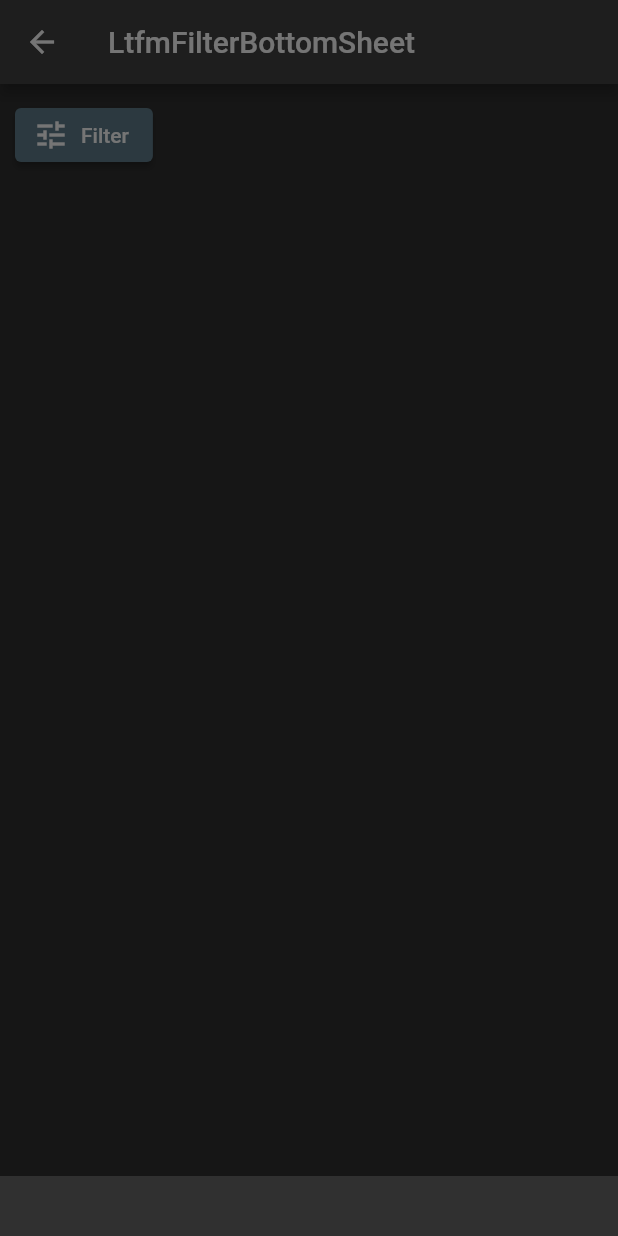
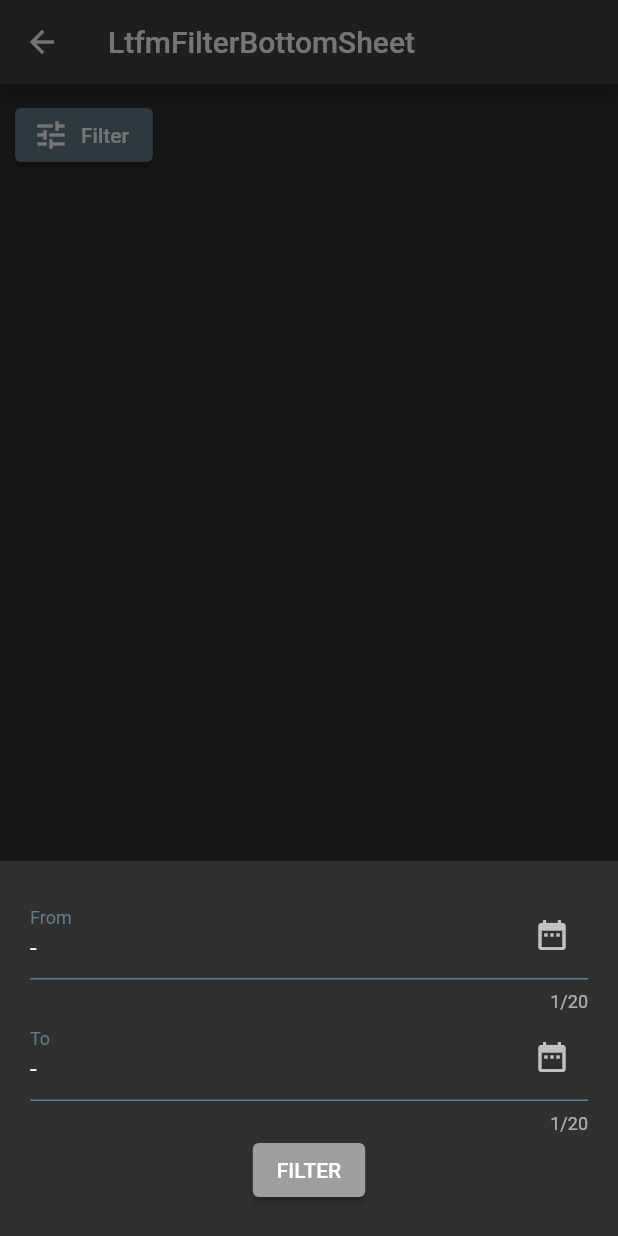
Before and after one commit to lie16/fic_exercises, a Flutter app: the LtfmFilterBottomSheetView screen opened directly, after a tap on "Filter", on a phone screen of 412 x 824 dp. Run offline on Flutter 3.47's test engine with Material 2 defaults, Android fonts, the phone set to English and light mode, and no system bars; our stand-ins replace blur, cached_network_image, carousel_slider, dio, file_picker, flutter_image_compress and 7 more; missing offline and left inert: file_picker_cross.

Commit message:
filter bottom sheet done

```diff
--- a/lib/module/tutorial/latihan/ltfm_filter_bottom_sheet/view/ltfm_filter_bottom_sheet_view.dart
+++ b/lib/module/tutorial/latihan/ltfm_filter_bottom_sheet/view/ltfm_filter_bottom_sheet_view.dart
@@ -35,12 +35,31 @@ class LtfmFilterBottomSheetView extends StatefulWidget {
                               width: MediaQuery.of(context).size.width,
                               child: Column(
                                 mainAxisAlignment: MainAxisAlignment.center,
-                                children: const <Widget>[
+                                children: <Widget>[
                                   //! 1. Buat datepicker:
                                   //? datepicker: "From"
                                   //? datepicker: "To"
                                   //! 2. Buat tombol dengan label "FILTER"
                                   //! 3. Ketika di klik, panggil Navigator.pop(context)
+                                  QDatePicker(
+                                    label: "From",
+                                    onChanged: (dateFrom) {},
+                                  ),
+                                  QDatePicker(
+                                    label: "To",
+                                    onChanged: (dateTo) {},
+                                  ),
+                                  ElevatedButton(
+                                    // icon: const Icon(Icons.reviews_outlined),
+                                    style: ElevatedButton.styleFrom(
+                                      backgroundColor: Colors.grey,
+                                    ),
+                                    onPressed: () {
+                                      Navigator.pop(context);
+                                    },
+                                    // icon: const Icon(Icons.reviews_outlined),
+                                    child: const Text("FILTER"),
+                                  ),
                                 ],
                               ),
                             ),
```
